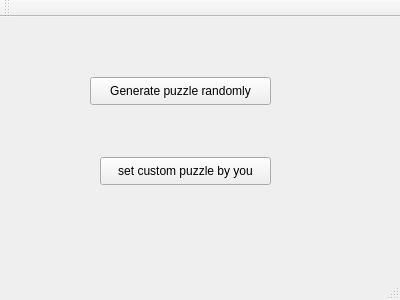
First picture: the form in mainwindow.ui, repository adam1214/2018-pd2-Project2, before the edit.
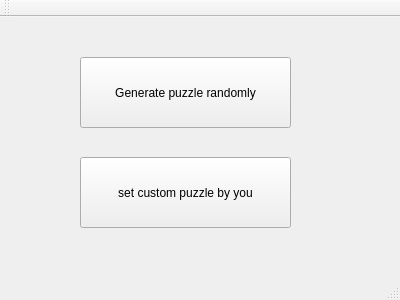
Second picture: the form after the edit.

Patch:
```diff
--- a/mainwindow.ui
+++ b/mainwindow.ui
@@ -17,10 +17,10 @@
    <widget class="QPushButton" name="pushButton">
     <property name="geometry">
      <rect>
-      <x>90</x>
-      <y>60</y>
-      <width>181</width>
-      <height>28</height>
+      <x>80</x>
+      <y>40</y>
+      <width>211</width>
+      <height>71</height>
      </rect>
     </property>
     <property name="text">
@@ -30,10 +30,10 @@
    <widget class="QPushButton" name="pushButton_2">
     <property name="geometry">
      <rect>
-      <x>100</x>
+      <x>80</x>
       <y>140</y>
-      <width>171</width>
-      <height>28</height>
+      <width>211</width>
+      <height>71</height>
      </rect>
     </property>
     <property name="text">
```
Left out of the diff: 2 changed lines with no effect on the pictures.
